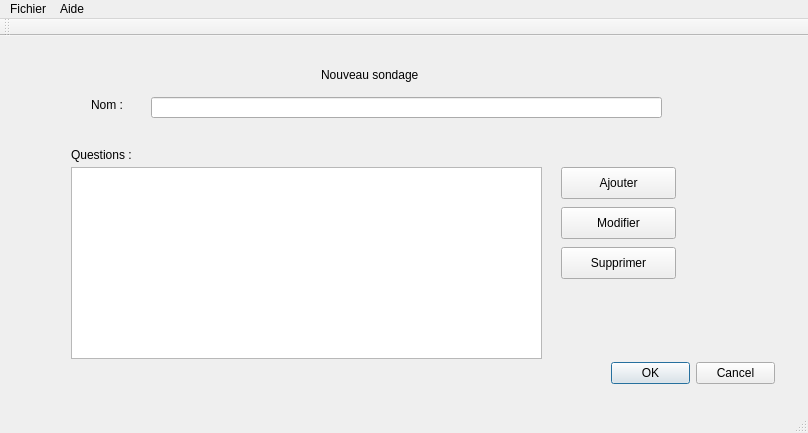
The window that admin-app/mainwindow.ui (BnHrb/beam-rainbow) describes before a commit, drawn with Qt 5.
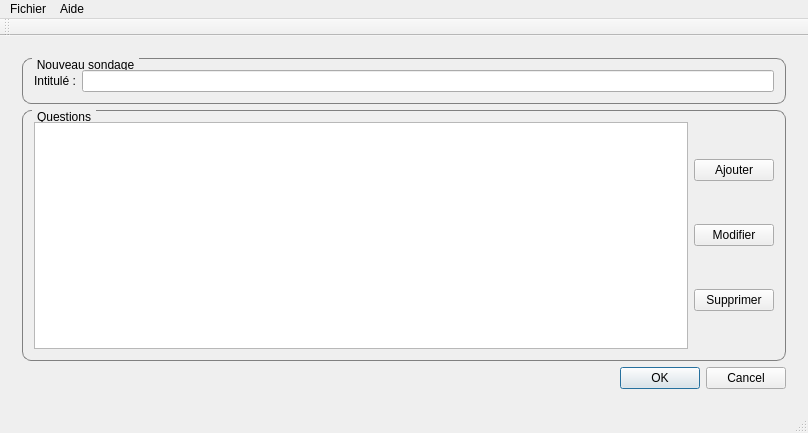
The same window after the commit. The open tabs and pages were chosen to show the change.

```diff
--- a/admin-app/mainwindow.ui
+++ b/admin-app/mainwindow.ui
@@ -265,74 +265,73 @@
        </widget>
       </widget>
       <widget class="QWidget" name="page">
-       <widget class="QLabel" name="newSurveyLabel">
-        <property name="geometry">
-         <rect>
-          <x>310</x>
-          <y>20</y>
-          <width>121</width>
-          <height>16</height>
-         </rect>
-        </property>
-        <property name="text">
+       <layout class="QGridLayout" name="gridLayout_10">
+        <item row="0" column="0">
+         <layout class="QGridLayout" name="gridLayout_9">
+          <item row="0" column="0">
+           <widget class="QGroupBox" name="groupBox_3">
+            <property name="title">
          <string>Nouveau sondage</string>
         </property>
-       </widget>
+            <layout class="QGridLayout" name="gridLayout_7">
+             <item row="0" column="0">
+              <layout class="QHBoxLayout" name="horizontalLayout_2">
+               <item>
        <widget class="QLabel" name="nameSurveyLabel">
-        <property name="geometry">
-         <rect>
-          <x>80</x>
-          <y>50</y>
-          <width>59</width>
-          <height>16</height>
-         </rect>
-        </property>
         <property name="text">
-         <string>Nom :</string>
-        </property>
-       </widget>
-       <widget class="QListWidget" name="questionsListWidget">
-        <property name="geometry">
-         <rect>
-          <x>60</x>
-          <y>120</y>
-          <width>471</width>
-          <height>192</height>
-         </rect>
-        </property>
-       </widget>
-       <widget class="QLineEdit" name="nameSurveyLineEdit">
-        <property name="geometry">
-         <rect>
-          <x>140</x>
-          <y>50</y>
-          <width>511</width>
-          <height>21</height>
-         </rect>
-        </property>
-       </widget>
-       <widget class="QLabel" name="questionsLabel">
-        <property name="geometry">
-         <rect>
-          <x>60</x>
-          <y>100</y>
-          <width>101</width>
-          <height>16</height>
-         </rect>
-        </property>
+                  <string>Intitulé :</string>
+                 </property>
+                </widget>
+               </item>
+               <item>
+                <widget class="QLineEdit" name="nameSurveyLineEdit"/>
+               </item>
+              </layout>
+             </item>
+            </layout>
+            <zorder></zorder>
+            <zorder>nameSurveyLineEdit</zorder>
+           </widget>
+          </item>
+          <item row="1" column="0">
+           <widget class="QGroupBox" name="groupBox_4">
+            <property name="title">
+             <string>Questions</string>
+            </property>
+            <layout class="QGridLayout" name="gridLayout_8">
+             <item row="0" column="0">
+              <widget class="QListWidget" name="questionsListWidget"/>
+             </item>
+             <item row="0" column="1">
+              <layout class="QVBoxLayout" name="verticalLayout_6">
+               <item>
+                <widget class="QPushButton" name="addQuestionButton">
+                 <property name="text">
+                  <string>Ajouter</string>
+                 </property>
+                </widget>
+               </item>
+               <item>
+                <widget class="QPushButton" name="editQuestionButton">
+                 <property name="text">
+                  <string>Modifier</string>
+                 </property>
+                </widget>
+               </item>
+               <item>
+                <widget class="QPushButton" name="deleteQuestionButton">
         <property name="text">
-         <string>Questions :</string>
-        </property>
-       </widget>
+                  <string>Supprimer</string>
+                 </property>
+                </widget>
+               </item>
+              </layout>
+             </item>
+            </layout>
+           </widget>
+          </item>
+          <item row="2" column="0">
        <widget class="QDialogButtonBox" name="newSurveyButtonBox">
-        <property name="geometry">
-         <rect>
-          <x>600</x>
-          <y>310</y>
-          <width>164</width>
-          <height>32</height>
-         </rect>
-        </property>
         <property name="standardButtons">
          <set>QDialogButtonBox::Cancel|QDialogButtonBox::Ok</set>
         </property>
@@ -340,45 +339,10 @@
          <bool>false</bool>
         </property>
        </widget>
-       <widget class="QPushButton" name="addQuestionButton">
-        <property name="geometry">
-         <rect>
-          <x>550</x>
-          <y>120</y>
-          <width>115</width>
-          <height>32</height>
-         </rect>
-        </property>
-        <property name="text">
-         <string>Ajouter</string>
-        </property>
-       </widget>
-       <widget class="QPushButton" name="editQuestionButton">
-        <property name="geometry">
-         <rect>
-          <x>550</x>
-          <y>160</y>
-          <width>115</width>
-          <height>32</height>
-         </rect>
-        </property>
-        <property name="text">
-         <string>Modifier</string>
-        </property>
-       </widget>
-       <widget class="QPushButton" name="deleteQuestionButton">
-        <property name="geometry">
-         <rect>
-          <x>550</x>
-          <y>200</y>
-          <width>115</width>
-          <height>32</height>
-         </rect>
-        </property>
-        <property name="text">
-         <string>Supprimer</string>
-        </property>
-       </widget>
+          </item>
+         </layout>
+        </item>
+       </layout>
       </widget>
      </widget>
     </item>
```
Left out of the diff: 141 changed lines with no effect on the pictures. Lines whose indentation alone changed are shown as unchanged.
